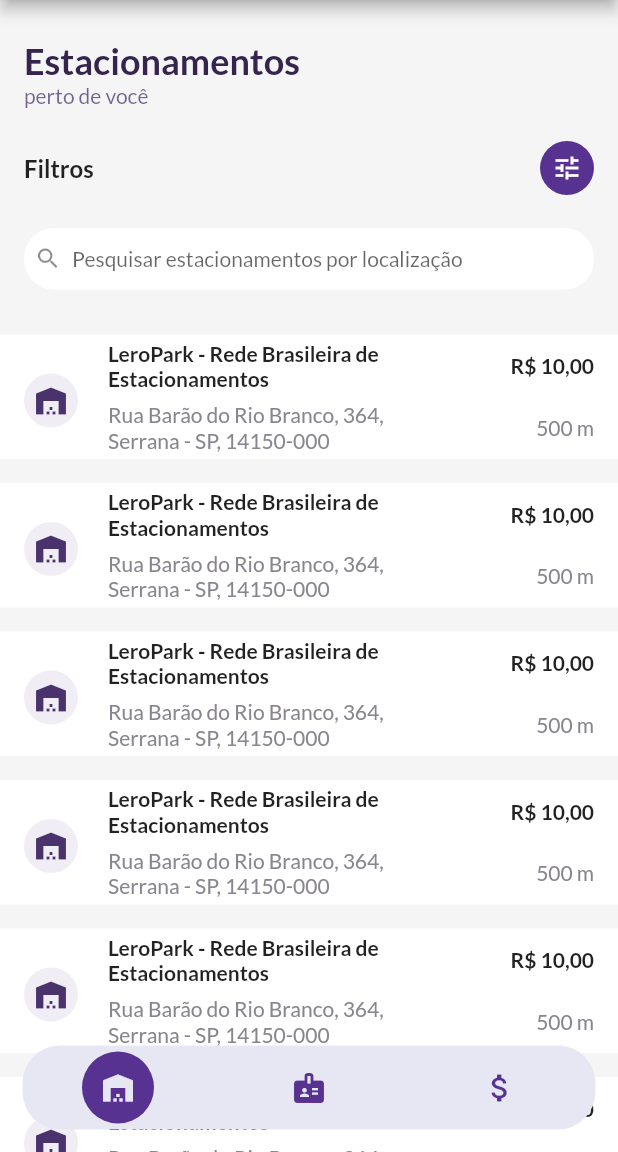
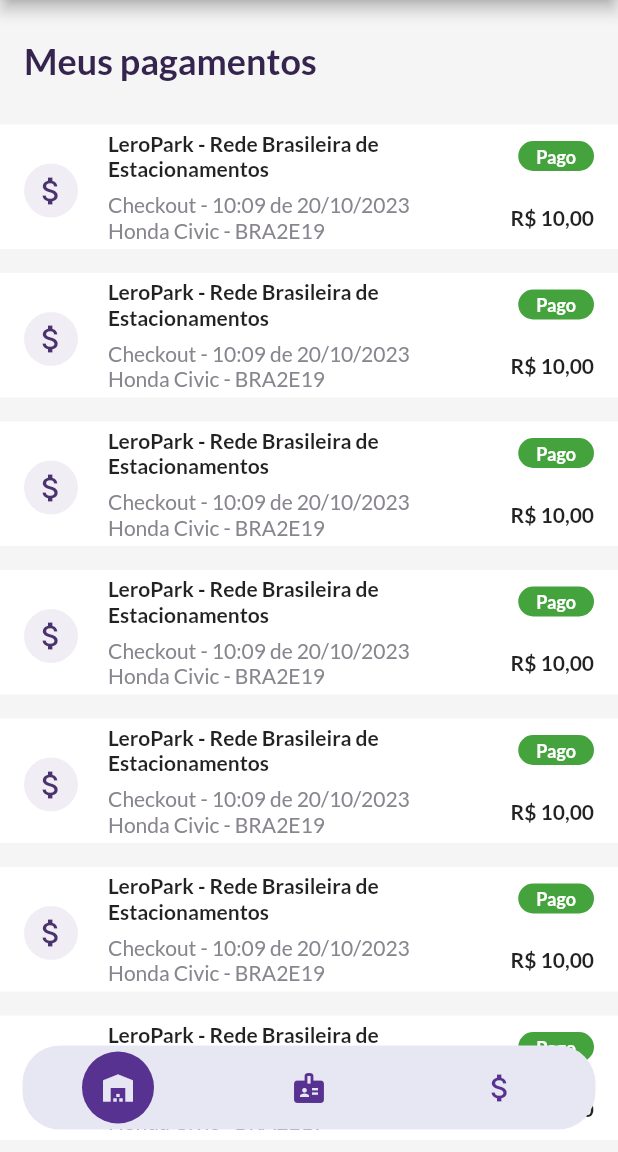
Before and after one commit to Wxze/parkflow_app, a Flutter app: the ParkingLotsView screen opened by its route, swiped to page 3, on a phone screen of 412 x 824 dp, the part 84-1236 px from its top. Run offline on Flutter 3.47's test engine with Material 2 defaults, Android fonts, the phone set to English and light mode, and no system bars; drawn by our look-alikes of flutter_snake_navigationbar; our stand-ins replace page_transition.

Commit message:
Adiciona tela de pagamentos

```diff
--- a/lib/view/account_view.dart
+++ b/lib/view/account_view.dart
@@ -17,7 +17,7 @@
       backgroundColor: const Color(0xFFF5F5F5),
       appBar: AppBar(
         centerTitle: true,
-        automaticallyImplyLeading: false,
+        automaticallyImplyLeading: true,
         title: const Text(
           'ParkFlow',
           style: TextStyle(
--- a/lib/view/parking_lots_view.dart
+++ b/lib/view/parking_lots_view.dart
@@ -2,6 +2,7 @@
 import 'package:flutter_snake_navigationbar/flutter_snake_navigationbar.dart';
 import 'package:page_transition/page_transition.dart';
 import 'package:parkflow_app/view/parking_lots_page.dart';
+import 'package:parkflow_app/view/payments_page.dart';
 import 'package:parkflow_app/view/reservations_page.dart';
 
 import 'account_view.dart';
@@ -92,7 +93,7 @@
         children: const [
           ParkingLotsPage(),
           ReservationsPage(),
-          ParkingLotsPage(),
+          PaymentsPage(),
         ],
       ),
       bottomNavigationBar: SnakeNavigationBar.color(
--- a/lib/view/payments_page.dart
+++ b/lib/view/payments_page.dart
@@ -0,0 +1,52 @@
+import 'package:flutter/material.dart';
+import 'package:parkflow_app/view/widgets/payments_list_tile.dart';
+
+class PaymentsPage extends StatefulWidget {
+  const PaymentsPage({super.key});
+
+  @override
+  State<PaymentsPage> createState() => _PaymentsPageState();
+}
+
+class _PaymentsPageState extends State<PaymentsPage> {
+  @override
+  Widget build(BuildContext context) {
+    return SingleChildScrollView(
+      child: Column(
+        crossAxisAlignment: CrossAxisAlignment.start,
+        children: [
+          const Padding(
+            padding: EdgeInsets.symmetric(horizontal: 16, vertical: 26),
+            child: Column(
+              crossAxisAlignment: CrossAxisAlignment.start,
+              children: [
+                Text(
+                  'Meus pagamentos',
+                  style: TextStyle(
+                      color: Color(0xFF35244E),
+                      fontSize: 24,
+                      fontWeight: FontWeight.bold),
+                ),
+                SizedBox(height: 2)
+              ],
+            ),
+          ),
+          ListView.separated(
+            itemCount: 20,
+            itemBuilder: (context, index) {
+              return const PaymentsListTile();
+            },
+            clipBehavior: Clip.none,
+            shrinkWrap: true,
+            physics: const NeverScrollableScrollPhysics(),
+            separatorBuilder: (BuildContext context, int index) {
+              return const SizedBox(
+                height: 16,
+              );
+            },
+          )
+        ],
+      ),
+    );
+  }
+}
--- a/lib/view/vehicles_view.dart
+++ b/lib/view/vehicles_view.dart
@@ -17,7 +17,7 @@
       backgroundColor: const Color(0xFFF5F5F5),
       appBar: AppBar(
         centerTitle: true,
-        automaticallyImplyLeading: false,
+        automaticallyImplyLeading: true,
         title: const Text(
           'ParkFlow',
           style: TextStyle(
--- /dev/null
+++ b/lib/view/widgets/payments_list_tile.dart
@@ -0,0 +1,98 @@
+import 'package:flutter/material.dart';
+
+class PaymentsListTile extends StatefulWidget {
+  const PaymentsListTile({super.key});
+
+  @override
+  State<PaymentsListTile> createState() => _PaymentsListTileState();
+}
+
+class _PaymentsListTileState extends State<PaymentsListTile> {
+  @override
+  Widget build(BuildContext context) {
+    return ListTile(
+      tileColor: Colors.white,
+      leading: const Column(
+        children: [
+          Expanded(
+            child: CircleAvatar(
+              radius: 18,
+              backgroundColor: Color(0xFFF0EDF5),
+              child: Icon(
+                Icons.attach_money,
+                color: Color(0xFF4A326D),
+              ),
+            ),
+          ),
+        ],
+      ),
+      title: Column(
+        crossAxisAlignment: CrossAxisAlignment.start,
+        children: [
+          Row(
+            mainAxisAlignment: MainAxisAlignment.spaceBetween,
+            children: [
+              const Flexible(
+                flex: 7,
+                child: Text(
+                  'LeroPark - Rede Brasileira de Estacionamentos',
+                  style: TextStyle(fontSize: 14, fontWeight: FontWeight.w600),
+                  overflow: TextOverflow.fade,
+                ),
+              ),
+              Flexible(
+                flex: 3,
+                child: Container(
+                  padding:
+                      const EdgeInsets.symmetric(vertical: 3, horizontal: 12),
+                  decoration: BoxDecoration(
+                    color: const Color(0xFF44A33C),
+                    borderRadius: BorderRadius.circular(10),
+                  ),
+                  child: const Text(
+                    'Pago',
+                    style: TextStyle(
+                        color: Colors.white,
+                        fontSize: 12,
+                        fontWeight: FontWeight.bold),
+                  ),
+                ),
+              ),
+            ],
+          ),
+          const SizedBox(
+            height: 7,
+          ),
+          const Row(
+            mainAxisAlignment: MainAxisAlignment.spaceBetween,
+            children: [
+              Flexible(
+                flex: 7,
+                child: Column(
+                  crossAxisAlignment: CrossAxisAlignment.start,
+                  children: [
+                    Text(
+                      'Checkout - 10:09 de 20/10/2023',
+                      style: TextStyle(fontSize: 14, color: Color(0xFF89858E)),
+                    ),
+                    Text(
+                      'Honda Civic - BRA2E19',
+                      style: TextStyle(fontSize: 14, color: Color(0xFF89858E)),
+                    ),
+                  ],
+                ),
+              ),
+              Flexible(
+                flex: 3,
+                child: Text(
+                  'R\$ 10,00',
+                  style: TextStyle(fontSize: 14, fontWeight: FontWeight.w600),
+                ),
+              ),
+            ],
+          ),
+        ],
+      ),
+    );
+  }
+}
--- a/lib/view/widgets/reservations_list_tile.dart
+++ b/lib/view/widgets/reservations_list_tile.dart
@@ -46,6 +46,10 @@
                   'Chegar em 20/10/2023, 10:09h',
                   style: TextStyle(fontSize: 14, color: Color(0xFF89858E)),
                 ),
+                Text(
+                  'Honda Civic - BRA2E19',
+                  style: TextStyle(fontSize: 14, color: Color(0xFF89858E)),
+                ),
               ],
             ),
           ),
```
